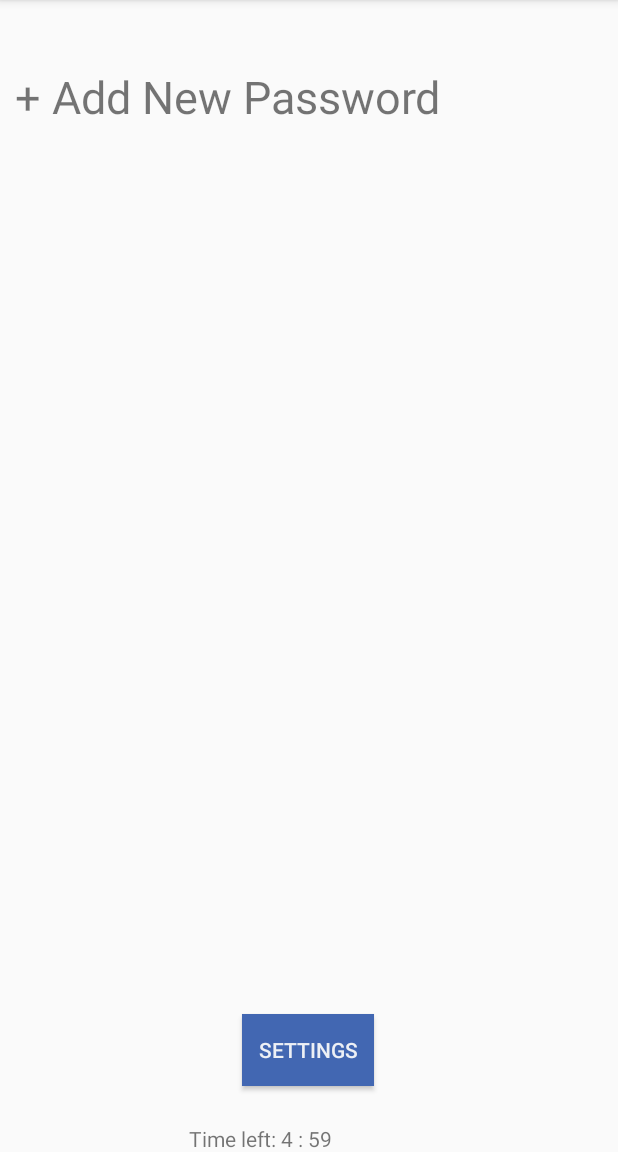
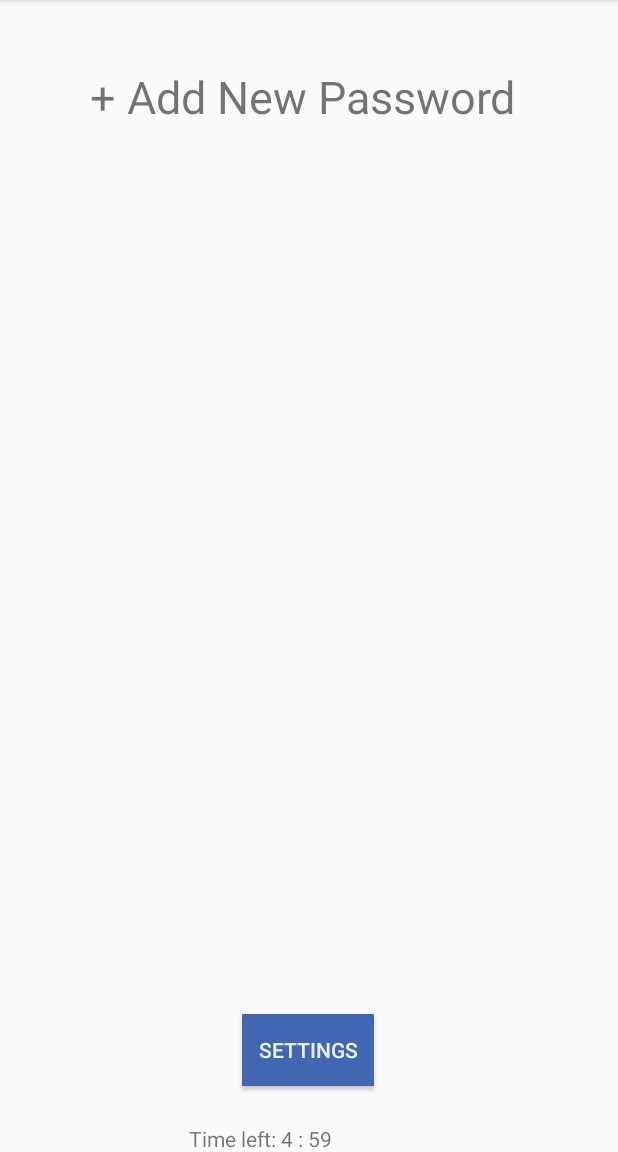
Before and after one commit to jmayo93/SureSecure, an Android app: the home_screen screen opened directly, with no data from a screen before it, on a phone screen of 412 x 824 dp, the part 84-1236 px from its top. Run offline under Robolectric (Android 15) with nearby library versions, the phone set to English and light mode, and no system bars; libraries missing offline, so code that uses them is left out: com.scottyab.aescrypt.

Commit message:
Merge remote-tracking branch 'remotes/origin/master' into databaseUpdate
# Conflicts:
#	app/src/main/AndroidManifest.xml
#	app/src/main/java/com/pm/suresecure/Database.java
#	app/src/main/java/com/pm/suresecure/MySocketServer.java
#	app/src/main/java/com/pm/suresecure/home_screen.java
#	build.gradle

```diff
--- a/app/src/main/res/layout/home_screen.xml
+++ b/app/src/main/res/layout/home_screen.xml
@@ -28,6 +28,7 @@
         android:layout_height="40dp"
         android:layout_marginEnd="1dp"
         android:layout_marginRight="1dp"
+        android:paddingLeft="50dp"
         android:text="@string/addNewPass"
         android:textSize="30sp"
         app:layout_constraintBottom_toBottomOf="parent"
@@ -59,10 +60,7 @@
         app:layout_constraintBottom_toBottomOf="parent"
         app:layout_constraintEnd_toEndOf="parent"
         app:layout_constraintStart_toStartOf="parent"
-        app:layout_constraintTop_toBottomOf="@+id/settings_button" />;
-        app:layout_constraintBottom_toBottomOf="parent"
-        app:layout_constraintEnd_toEndOf="parent"
-        app:layout_constraintStart_toStartOf="parent" />
+        app:layout_constraintTop_toBottomOf="@+id/settings_button" />
 
 
 </androidx.constraintlayout.widget.ConstraintLayout>
```
